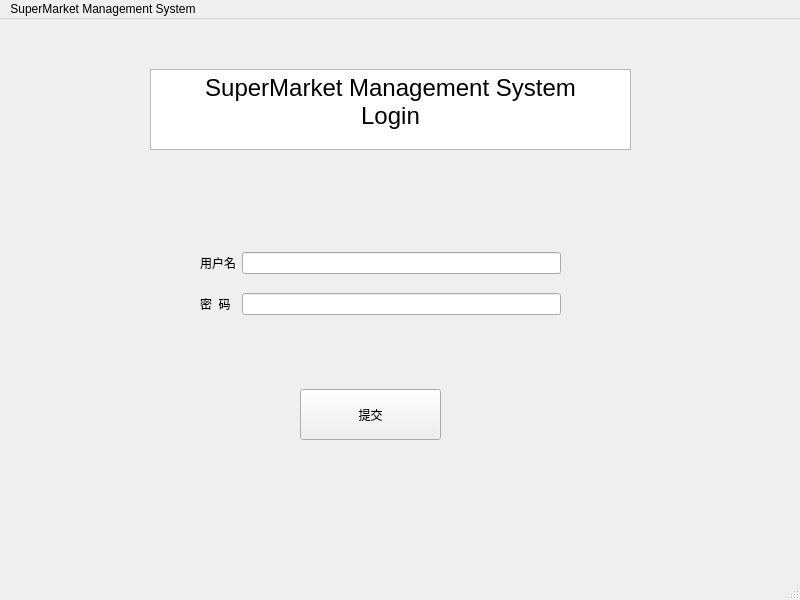
Qt form QtUI/UI/LoginWindow_test.ui (A-Kaga/SuperMarket) before a commit.
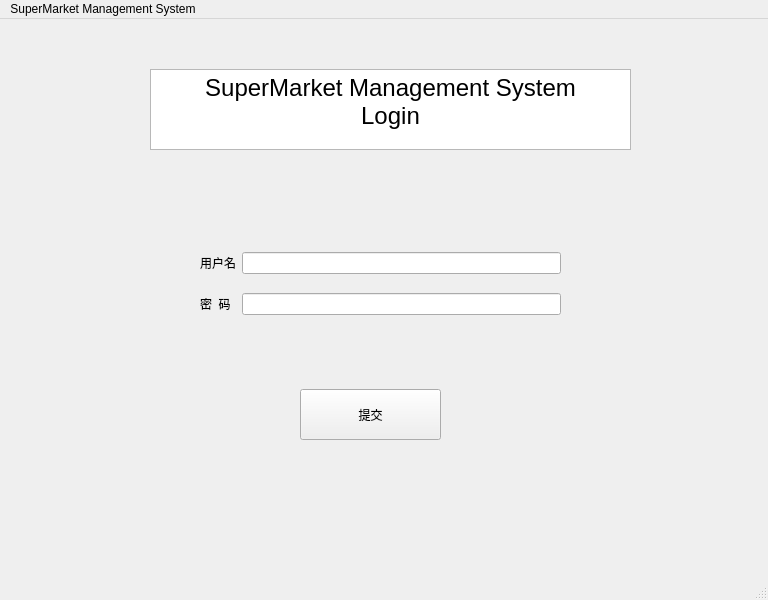
The same form after that commit.

Diff of the .ui file:
```diff
--- a/QtUI/UI/LoginWindow_test.ui
+++ b/QtUI/UI/LoginWindow_test.ui
@@ -6,7 +6,7 @@
    <rect>
     <x>0</x>
     <y>0</y>
-    <width>800</width>
+    <width>768</width>
     <height>600</height>
    </rect>
   </property>
@@ -83,7 +83,7 @@
     <rect>
      <x>0</x>
      <y>0</y>
-     <width>800</width>
+     <width>768</width>
      <height>26</height>
     </rect>
    </property>
```
Left out of the diff: 2 changed lines with no effect on the pictures.
